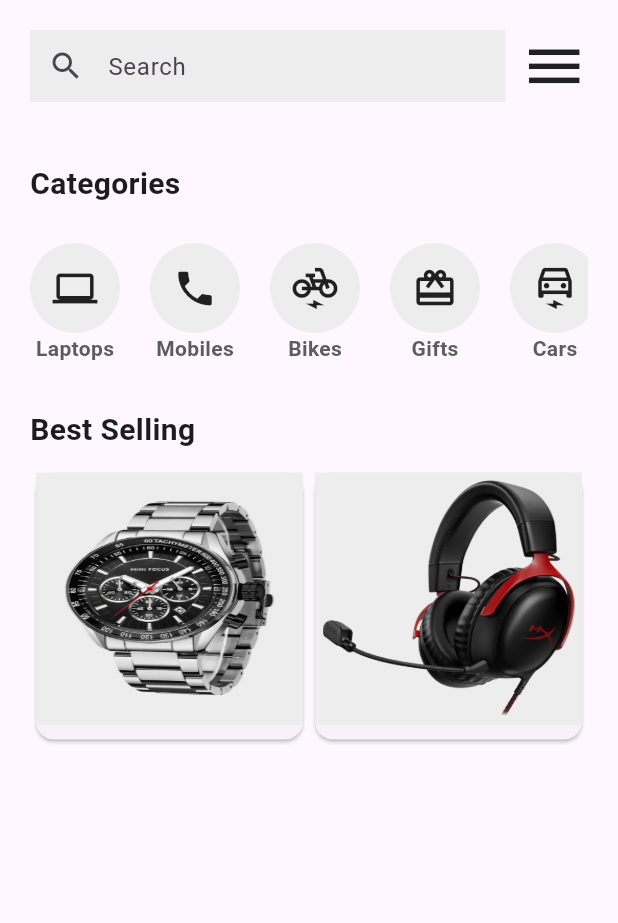
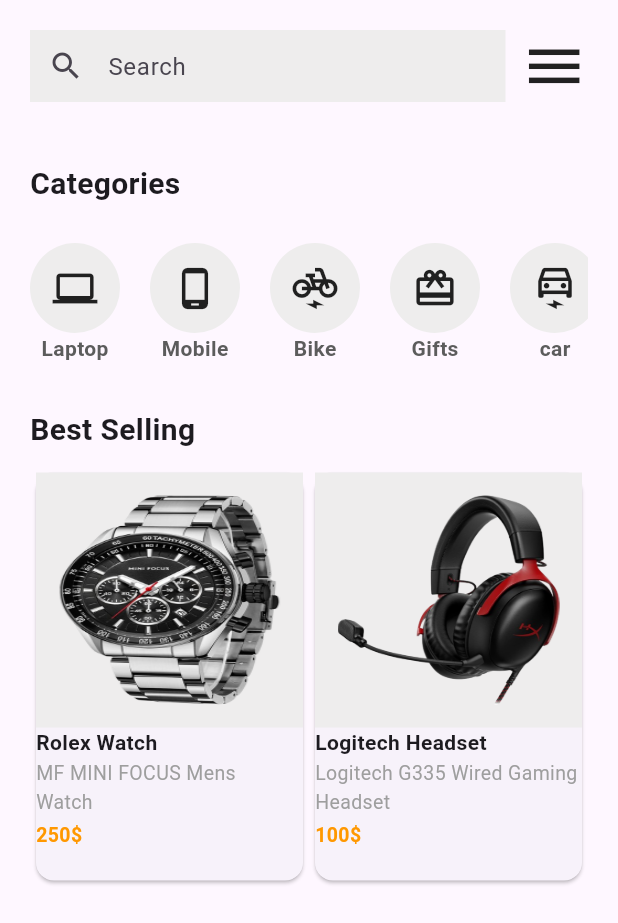
Before and after one commit to tantawy27/Flutter-Practice, a Flutter app: the screen it shows after launch, on a phone screen of 412 x 824 dp. Shown: the top 923 px of the screen. Run offline on Flutter 3.47's test engine with Material 3 defaults, Android fonts, the phone set to English and light mode, and no system bars.

Commit message:
GridViewbuilder

```diff
--- a/ecommerce_app/lib/homepage.dart
+++ b/ecommerce_app/lib/homepage.dart
@@ -9,6 +9,48 @@
 }
 
 class _HomepageState extends State<Homepage> {
+
+List categories = [
+{
+"iconname": Icons.laptop,
+"title": "Laptop"
+},
+{
+"iconname" : Icons.phone_android_outlined,
+"title":"Mobile"
+},
+{
+"iconname": Icons.electric_bike,
+"title":"Bike"
+},
+{
+"iconname": Icons.card_giftcard_outlined,
+"title": "Gifts"
+},
+{
+"iconname": Icons.electric_car_outlined,
+"title": "car"
+}
+] ;
+
+
+List best_selling=[
+  {"image":"images/watch.png",
+  "title":"Rolex Watch",
+  "subtitle":"MF MINI FOCUS Mens  Watch",
+  "price":"250\$"}
+
+
+  ,
+  {"image":"images/headset.png",
+  "title":"Logitech Headset",
+  "subtitle":"Logitech G335 Wired Gaming Headset",
+  "price":"100\$"}
+];
+
+
+
+
 @override
 Widget build (BuildContext context) {
 return Scaffold(
@@ -34,92 +76,36 @@
       child: Icon(Icons.menu,size: 45,))
     ],),
 
+
     Container(height: 40),
     Text("Categories",style: TextStyle(fontWeight: FontWeight.w700,fontSize: 20)),
     Container(height: 25),
 
     Container(
       height: 100,
-      child: ListView(
+      child: ListView.builder(
+        itemCount:categories.length ,
         scrollDirection: Axis.horizontal,
 
-        children: [
+        itemBuilder: (context,i){
 
-          Container(
+        return  Container(
             margin: EdgeInsets.only(right: 20),
             child: Column(
             children: [
               Container(
                 decoration: BoxDecoration(color:const Color.fromARGB(255, 238, 237, 237),borderRadius: BorderRadius.circular(120)),
-                child:Icon(Icons.laptop,size: 30,),
+                child:Icon(categories[i]['iconname'],size: 30,),
                 padding: EdgeInsets.all(15)),
-                Text("Laptops",style: TextStyle(fontWeight:FontWeight.bold,color:Color.fromARGB(255, 92, 92, 92) ),),
+                Text(categories[i]['title'],style: TextStyle(fontWeight:FontWeight.bold,color:Color.fromARGB(255, 92, 92, 92) ),),
             ],
                     ),
-          ),
 
-          Container(
-            margin: EdgeInsets.only(right: 20),
-            child: Column(
-            children: [
-
-            Container(
-              decoration: BoxDecoration(color: const Color.fromARGB(255, 238, 237, 237),borderRadius: BorderRadius.circular(100)),
-              child:Icon(Icons.phone,size: 30,),
-              padding: EdgeInsets.all(15)),
-              Text("Mobiles",style: TextStyle(fontWeight:FontWeight.bold,color:Color.fromARGB(255, 92, 92, 92) ),),
-            ],
-          )
-          ),
-
-        Container(
-            margin: EdgeInsets.only(right: 20),
-            child: Column(
-            children: [
-
-              Container(
-              decoration: BoxDecoration(color: const Color.fromARGB(255, 238, 237, 237),borderRadius: BorderRadius.circular(120)),
-              child:Icon(Icons.electric_bike,size: 30,),
-              padding: EdgeInsets.all(15)),
-              Text("Bikes",style: TextStyle(fontWeight:FontWeight.bold,color:Color.fromARGB(255, 92, 92, 92) ),),
-          ],
-    )
-    ),
-
-      Container(
-            margin: EdgeInsets.only(right: 20),
-            child: Column(
-            children: [
-
-              Container(
-              decoration: BoxDecoration(color: const Color.fromARGB(255, 238, 237, 237),borderRadius: BorderRadius.circular(120)),
-              child:Icon(Icons.card_giftcard,size: 30,),
-              padding: EdgeInsets.all(15)),
-              Text("Gifts",style: TextStyle(fontWeight:FontWeight.bold,color:Color.fromARGB(255, 92, 92, 92) ),),
-          ],
-      )
+        );
+        }
+       )
       ),
 
-              Container(
-            margin: EdgeInsets.only(right: 20),
-            child: Column(
-            children: [
-
-              Container(
-              decoration: BoxDecoration(color: const Color.fromARGB(255, 238, 237, 237),borderRadius: BorderRadius.circular(120)),
-              child:Icon(Icons.electric_car_outlined,size: 30,),
-              padding: EdgeInsets.all(15)),
-              Text("Cars",style: TextStyle(fontWeight:FontWeight.bold,color:Color.fromARGB(255, 92, 92, 92) ),),
-
-          ],
-
-        ),
-
-              )
-
-
-      ],),
-    ),
 
     Container(
       margin: EdgeInsets.symmetric(vertical: 10),
@@ -128,54 +114,51 @@
       ),
 
 
-      GridView(
+
+
+      GridView.builder(
+      itemCount: best_selling.length,
       physics:NeverScrollableScrollPhysics(),
       shrinkWrap:true,
-      gridDelegate: SliverGridDelegateWithFixedCrossAxisCount(crossAxisCount: 2,),children: [
-        Card(
-          child: Column(children: [
-            Container(
-              padding: EdgeInsets.all(19),
-              width: 400,
+      gridDelegate: SliverGridDelegateWithFixedCrossAxisCount(crossAxisCount: 2,mainAxisExtent: 280),
+      itemBuilder:(context,i){
+        return Card(
+
+
+          child:
+            Column(
+            crossAxisAlignment:CrossAxisAlignment.start,
+
+            children: [
+             Container(
+              padding: EdgeInsets.all(15),
+              width: 200,
               color: const Color.fromARGB(255, 238, 237, 237),
-              child: Image.asset("images/watch.png",height: 130,fit:BoxFit.fill),
+              child: Image.asset(best_selling[i]["image"],height: 140,fit:BoxFit.fill),
+
             ),
+
+            Text(best_selling[i]["title"],style:TextStyle(fontWeight: FontWeight.bold),),
+            Container(height: 1,),
+            Text(best_selling[i]["subtitle"],style: TextStyle(fontSize: 13,color: Colors.grey),),
+            Container(height: 3,),
+            Text(best_selling[i]["price"],style: TextStyle(fontSize: 13,color: Colors.orange,fontWeight: FontWeight.bold),)
           ],
           ),
-        ),
+        );
+      }
 
-        Card(
-          child: Column(children: [
-            Container(
-              padding: EdgeInsets.all(5),
-              width: 400,
-              color: const Color.fromARGB(255, 238, 237, 237),
-              child: Image.asset("images/headset.png",height: 158,fit:BoxFit.fill),
-            ),
-          ],
-          ),
-        )
-      ],)
+      ),
 
 
 
 
+      ],
+      )
+  ),
+);
 
 
 
-
-
-
-
-
-
-
-    ],),
-
-
-
-),
-
-);
 }
 }
```
